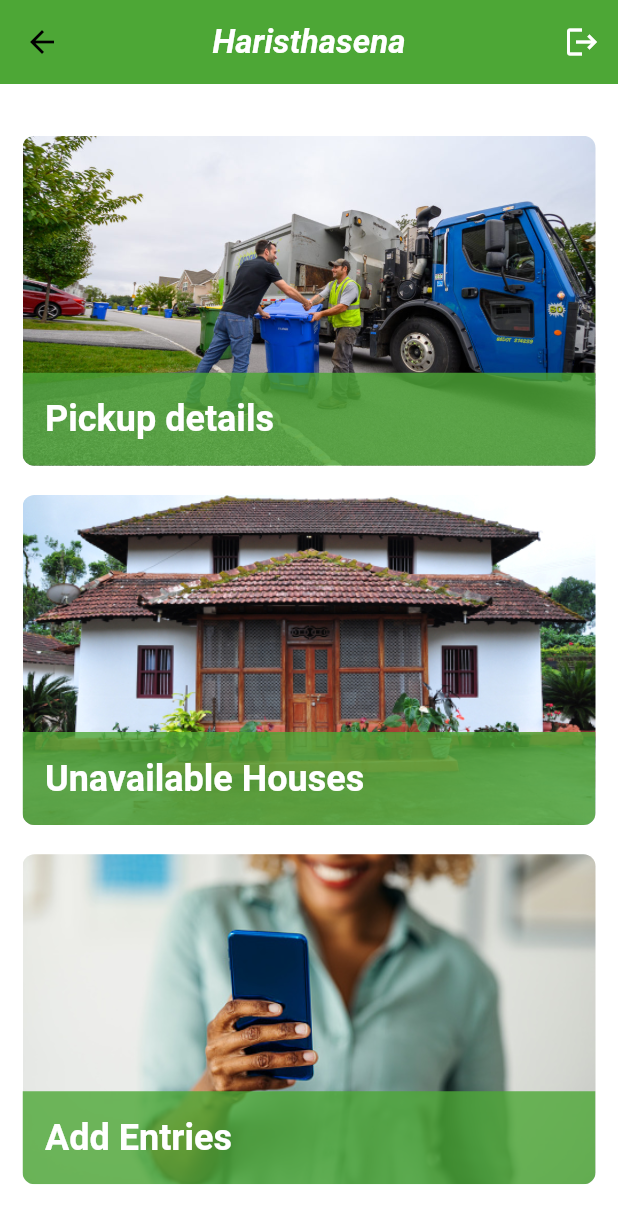
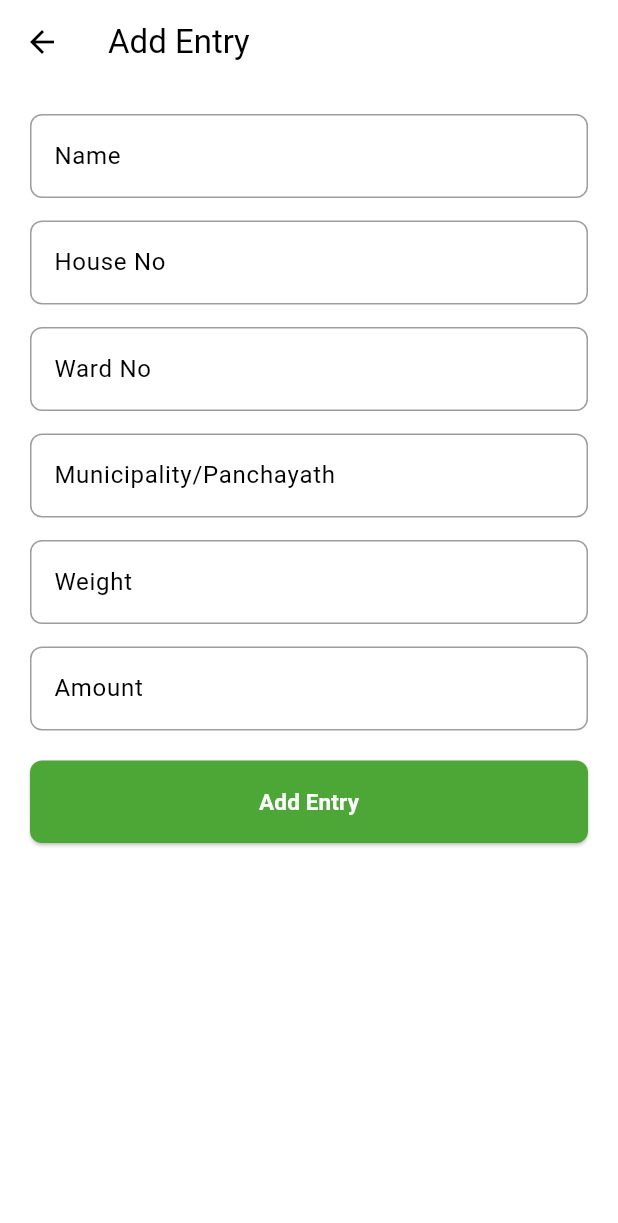
Before and after one commit to Akashrajark/e_harithasena_app_worker, a Flutter app: the HomePage screen opened by its route, after a tap on "Add Entries", on a phone screen of 412 x 824 dp. Shown: the top 1223 px of the screen. Run offline on Flutter 3.47's test engine with Material 3 defaults, Android fonts, the phone set to English and light mode, and no system bars; our stand-ins replace firebase_auth, firebase_core, flutter_svg_provider, google_fonts; accounts and stored records are empty; network calls fail.

Commit message:
Final commit

```diff
--- a/lib/main.dart
+++ b/lib/main.dart
@@ -1,5 +1,6 @@
 import 'package:e_harithasena_worker/firebase_options.dart';
 import 'package:e_harithasena_worker/ui/screens/detailsscreen/detailsscreen.dart';
+import 'package:e_harithasena_worker/ui/screens/entryscreen/entryscreen.dart';
 import 'package:e_harithasena_worker/ui/screens/homescreen/homescreen.dart';
 import 'package:e_harithasena_worker/ui/screens/signinpage/signinpage.dart';
 import 'package:e_harithasena_worker/ui/screens/splashscreen/splashscreen.dart';
@@ -32,7 +33,8 @@ class MyApp extends StatelessWidget {
         SignInPage.routename: (context) => const SignInPage(),
         HomePage.routename: (context) => const HomePage(),
         DetailScreen.routename: (context) => const DetailScreen(),
-        UnavailableScreen.routename:(context)=> const UnavailableScreen()
+        UnavailableScreen.routename:(context)=> const UnavailableScreen(),
+        EntryScreen.routename:(context) => const EntryScreen()
       },
     );
   }
--- /dev/null
+++ b/lib/ui/screens/entryscreen/entryscreen.dart
@@ -0,0 +1,126 @@
+import 'package:e_harithasena_worker/ui/values/color.dart';
+import 'package:e_harithasena_worker/ui/widgets/custombutton.dart';
+import 'package:flutter/material.dart';
+
+class EntryScreen extends StatefulWidget {
+  static const routename='entryscreen';
+  const EntryScreen({super.key});
+
+  @override
+ State<EntryScreen>  createState() => _EntryScreenState();
+}
+
+class _EntryScreenState extends State<EntryScreen> {
+  final TextEditingController nameController = TextEditingController();
+  final TextEditingController houseNoController = TextEditingController();
+  final TextEditingController wardNoController = TextEditingController();
+  final TextEditingController municipalityController = TextEditingController();
+  final TextEditingController weightController = TextEditingController();
+  final TextEditingController amountController = TextEditingController();
+
+  bool _validate = false;
+
+  void _addEntry() {
+    if (nameController.text.isEmpty ||
+        houseNoController.text.isEmpty ||
+        wardNoController.text.isEmpty ||
+        municipalityController.text.isEmpty ||
+        weightController.text.isEmpty ||
+        amountController.text.isEmpty) {
+      setState(() {
+        _validate = true;
+      });
+      return;
+    }
+
+
+    DateTime now = DateTime.now();
+    String date = "${now.year}-${now.month}-${now.day} ${now.hour}:${now.minute}";
+
+
+    showDialog(
+      context: context,
+      builder: (BuildContext context) {
+        return AlertDialog(
+          title: Text('Success'),
+          content: Text('Entry added successfully.'),
+          actions: <Widget>[
+            TextButton(
+              child: Text('OK'),
+              onPressed: () {
+                Navigator.of(context).pop();
+              },
+            ),
+          ],
+        );
+      },
+    );
+  }
+
+  @override
+  Widget build(BuildContext context) {
+    return Scaffold(
+      appBar: AppBar(
+        title: Text('Add Entry'),
+      ),
+      body: SingleChildScrollView(
+        padding: EdgeInsets.all(20.0),
+        child: Column(
+          crossAxisAlignment: CrossAxisAlignment.stretch,
+          children: <Widget>[
+            TextField(
+              controller: nameController,
+              decoration: InputDecoration(
+                labelText: 'Name',
+                errorText: _validate ? 'Value Can\'t Be Empty' : null,
+              ),
+            ),
+            SizedBox(height: 15,),
+            TextField(
+              controller: houseNoController,
+              decoration: InputDecoration(
+                labelText: 'House No',
+                errorText: _validate ? 'Value Can\'t Be Empty' : null,
+              ),
+            ),
+              SizedBox(height: 15,),
+            TextField(
+              controller: wardNoController,
+              decoration: InputDecoration(
+                labelText: 'Ward No',
+                errorText: _validate ? 'Value Can\'t Be Empty' : null,
+              ),
+            ),
+              SizedBox(height: 15,),
+            TextField(
+              controller: municipalityController,
+              decoration: InputDecoration(
+                labelText: 'Municipality/Panchayath',
+                errorText: _validate ? 'Value Can\'t Be Empty' : null,
+              ),
+            ),
+              SizedBox(height: 15,),
+            TextField(
+              controller: weightController,
+              decoration: InputDecoration(
+                labelText: 'Weight',
+                errorText: _validate ? 'Value Can\'t Be Empty' : null,
+              ),
+            ),
+              SizedBox(height: 15,),
+            TextField(
+              controller: amountController,
+              decoration: InputDecoration(
+                labelText: 'Amount',
+                errorText: _validate ? 'Value Can\'t Be Empty' : null,
+              ),
+            ),
+
+            SizedBox(height: 20.0),
+           CustomButton(buttonText: "Add Entry", onPressed:_addEntry, txtcolor: onPrimary)
+          ],
+        ),
+      ),
+    );
+  }
+}
--- a/lib/ui/screens/homescreen/homescreen.dart
+++ b/lib/ui/screens/homescreen/homescreen.dart
@@ -1,4 +1,5 @@
 import 'package:e_harithasena_worker/ui/screens/detailsscreen/detailsscreen.dart';
+import 'package:e_harithasena_worker/ui/screens/entryscreen/entryscreen.dart';
 import 'package:e_harithasena_worker/ui/screens/signinpage/signinpage.dart';
 import 'package:e_harithasena_worker/ui/screens/unavailablehousesscreen/unavailablescreen.dart';
 import 'package:e_harithasena_worker/ui/values/color.dart';
@@ -59,9 +60,9 @@ class HomePage extends StatelessWidget {
                 image: 'assets/images/phone.jpg',
                 label: "Add Entries",
                 onTap: () {
+                 Navigator.pushNamed(context, EntryScreen.routename);
+                }),]
 
-                })
-          ],
         ),
       ),
     );
--- a/lib/ui/screens/unavailablehousesscreen/unavailablescreen.dart
+++ b/lib/ui/screens/unavailablehousesscreen/unavailablescreen.dart
@@ -11,7 +11,7 @@ class UnavailableScreen extends StatelessWidget {
     return Scaffold(
         appBar: AppBar(
           leading: IconButton(
-            icon: Icon(
+            icon: const Icon(
               Icons.arrow_back,
               color: onPrimary,
             ),
```
